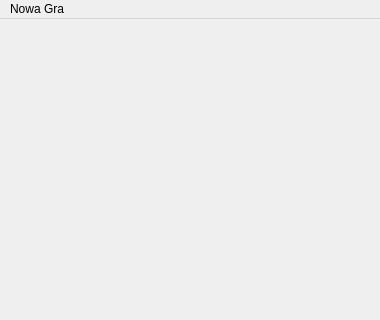
This is mainwindow.ui in Maxhebda/SaperJoker as Qt 5 draws it before an edit; both pictures show x 0 to 380 and y 0 to 320 of the 380 by 460 pixel window. The edited form follows.
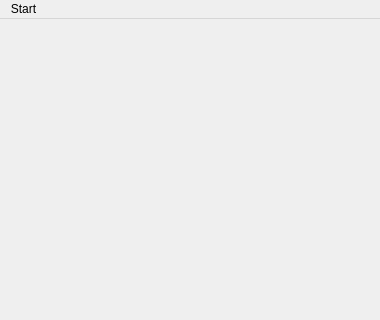
This is the edited form.

The edit to the form file:
```diff
--- a/mainwindow.ui
+++ b/mainwindow.ui
@@ -77,7 +77,7 @@
    </property>
    <widget class="QMenu" name="menuNowa_Gra">
     <property name="title">
-     <string>Nowa Gra</string>
+     <string>Start</string>
     </property>
    </widget>
    <addaction name="menuNowa_Gra"/>
```
Left out of the diff: 6 changed lines with no effect on the pictures.
